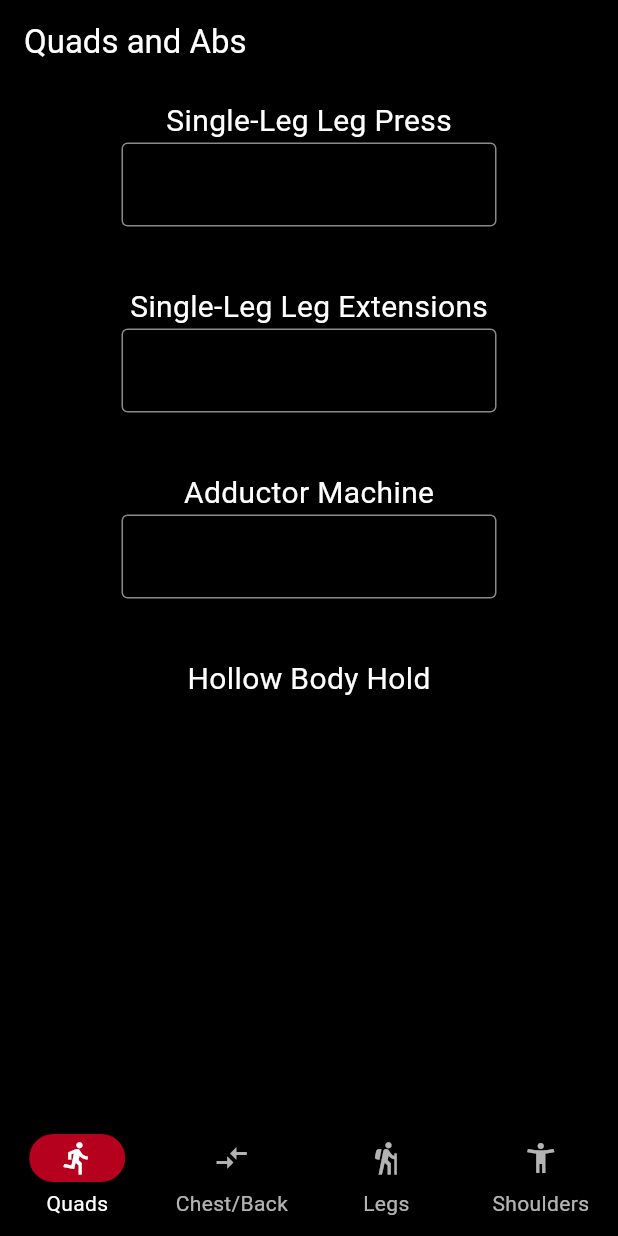
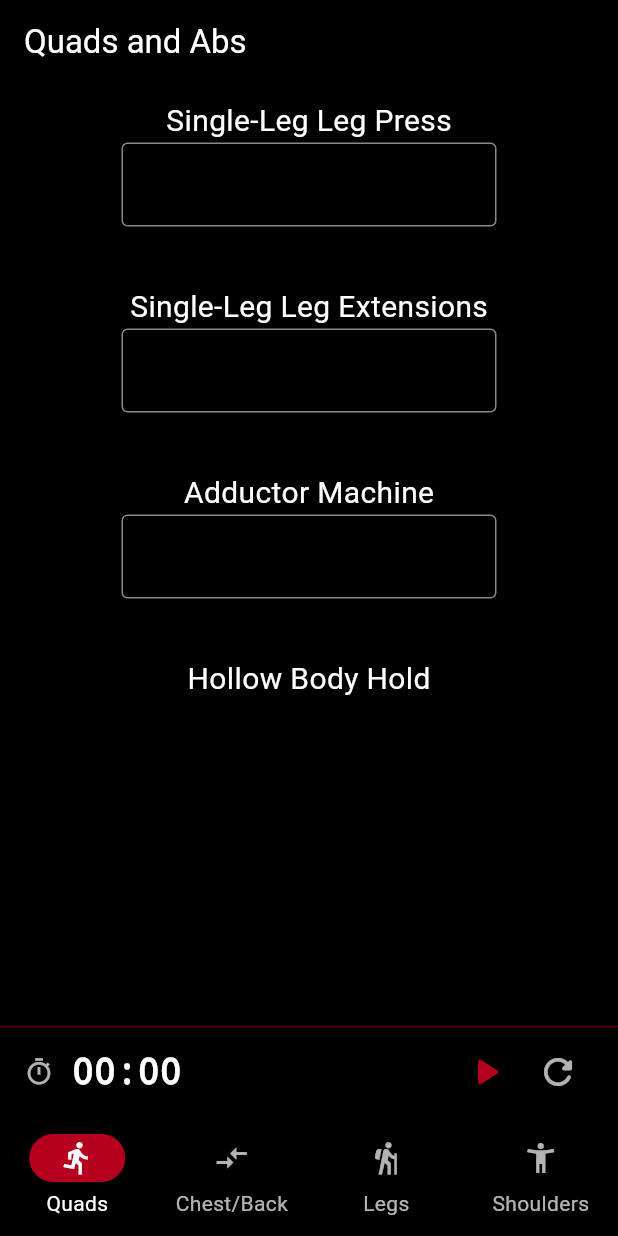
Before and after one commit to LukasDS/lds-workout-system, a Flutter app: the screen it shows after launch, on a phone screen of 412 x 824 dp. Run offline on Flutter 3.47's test engine with Material 3 defaults, Android fonts, the phone set to English and light mode, and no system bars; our stand-ins replace cloud_firestore, firebase_core, shared_preferences; accounts and stored records are empty; generated files the repository leaves out were written again.

Commit message:
add rest stopwatch

```diff
--- /dev/null
+++ b/apps/mobile/lib/features/workout/presentation/rest_stopwatch_widget.dart
@@ -0,0 +1,150 @@
+import 'dart:async';
+import 'package:flutter/material.dart';
+
+class RestStopwatchWidget extends StatefulWidget {
+  final DateTime Function() now;
+
+  const RestStopwatchWidget({
+    super.key,
+    this.now = DateTime.now,
+  });
+
+  @override
+  State<RestStopwatchWidget> createState() => _RestStopwatchWidgetState();
+}
+
+class _RestStopwatchWidgetState extends State<RestStopwatchWidget> {
+  DateTime? _startTime;
+  Duration _previousDuration = Duration.zero;
+  Timer? _timer;
+  final ValueNotifier<Duration> _elapsedNotifier = ValueNotifier(Duration.zero);
+
+  bool get _isRunning => _startTime != null;
+
+  Duration get _elapsedDuration {
+    if (_startTime == null) return _previousDuration;
+    return _previousDuration + widget.now().difference(_startTime!);
+  }
+
+  void _start() {
+    if (_isRunning) return;
+    setState(() {
+      _startTime = widget.now();
+      _elapsedNotifier.value = _elapsedDuration;
+      _timer = Timer.periodic(const Duration(seconds: 1), (timer) {
+        _elapsedNotifier.value = _elapsedDuration;
+      });
+    });
+  }
+
+  void _pause() {
+    if (!_isRunning) return;
+    setState(() {
+      _previousDuration += widget.now().difference(_startTime!);
+      _startTime = null;
+      _elapsedNotifier.value = _previousDuration;
+      _timer?.cancel();
+      _timer = null;
+    });
+  }
+
+  void _reset() {
+    setState(() {
+      _startTime = null;
+      _previousDuration = Duration.zero;
+      _elapsedNotifier.value = Duration.zero;
+      _timer?.cancel();
+      _timer = null;
+    });
+  }
+
+  String _formatDuration(Duration d) {
+    String twoDigits(int n) => n.toString().padLeft(2, '0');
+    final minutes = twoDigits(d.inMinutes.remainder(60));
+    final seconds = twoDigits(d.inSeconds.remainder(60));
+    return "$minutes:$seconds";
+  }
+
+  @override
+  void dispose() {
+    _timer?.cancel();
+    _elapsedNotifier.dispose();
+    super.dispose();
+  }
+
+  @override
+  Widget build(BuildContext context) {
+    final theme = Theme.of(context);
+
+    return SizedBox(
+      height: 60,
+      child: Container(
+        padding: const EdgeInsets.symmetric(horizontal: 16),
+        decoration: BoxDecoration(
+          color: Colors.black,
+          border: Border(
+            top: BorderSide(
+              color: theme.colorScheme.primary.withValues(alpha: 0.5),
+              width: 1,
+            ),
+          ),
+        ),
+        child: SafeArea(
+          top: false,
+          child: Row(
+            mainAxisAlignment: MainAxisAlignment.spaceBetween,
+            children: [
+              Row(
+                children: [
+                  const Icon(Icons.timer_outlined, color: Colors.white70, size: 20),
+                  const SizedBox(width: 12),
+                  SizedBox(
+                    width: 76,
+                    child: ValueListenableBuilder<Duration>(
+                      valueListenable: _elapsedNotifier,
+                      builder: (context, elapsed, child) {
+                        return Text(
+                          _formatDuration(elapsed),
+                          style: const TextStyle(
+                            color: Colors.white,
+                            fontSize: 24,
+                            fontWeight: FontWeight.bold,
+                            fontFamily: 'monospace',
+                          ),
+                        );
+                      },
+                    ),
+                  ),
+                ],
+              ),
+              Row(
+                children: [
+                  if (!_isRunning)
+                    IconButton(
+                      icon: const Icon(Icons.play_arrow_rounded, size: 32),
+                      color: theme.colorScheme.primary,
+                      onPressed: _start,
+                      tooltip: 'Start',
+                    )
+                  else
+                    IconButton(
+                      icon: const Icon(Icons.pause_rounded, size: 32),
+                      color: theme.colorScheme.primary,
+                      onPressed: _pause,
+                      tooltip: 'Pause',
+                    ),
+                  IconButton(
+                    icon: const Icon(Icons.refresh_rounded, size: 28),
+                    color: Colors.white70,
+                    onPressed: _reset,
+                    tooltip: 'Reset',
+                  ),
+                ],
+              ),
+            ],
+          ),
+        ),
+      ),
+    );
+  }
+}
--- a/apps/mobile/lib/features/workout/presentation/workout_screen.dart
+++ b/apps/mobile/lib/features/workout/presentation/workout_screen.dart
@@ -4,6 +4,7 @@ import 'package:workout/features/workout/domain/exercise_info.dart';
 import 'package:workout/core/storage/local_storage.dart';
 import 'package:workout/core/utils/warmup_utils.dart';
 import 'package:workout/features/workout/presentation/workout_split_widget.dart';
+import 'package:workout/features/workout/presentation/rest_stopwatch_widget.dart';
 
 /// The main widget for the workout home screen, which contains a PageView for different workout splits.
 class WorkoutScreen extends StatefulWidget {
@@ -115,7 +116,11 @@ class _WorkoutScreenState extends State<WorkoutScreen> {
           return pages[index % pages.length];
         },
       ),
-      bottomNavigationBar: NavigationBar(
+      bottomNavigationBar: Column(
+        mainAxisSize: MainAxisSize.min,
+        children: [
+          const RestStopwatchWidget(),
+          NavigationBar(
             selectedIndex: _currentIndex,
             onDestinationSelected: _onDestinationSelected,
             destinations: const [
@@ -141,6 +146,8 @@ class _WorkoutScreenState extends State<WorkoutScreen> {
               ),
             ],
           ),
+        ],
+      ),
     );
   }
 }
```
Also changed, not shown: 2 other files. Lines whose indentation alone changed are shown as unchanged.
